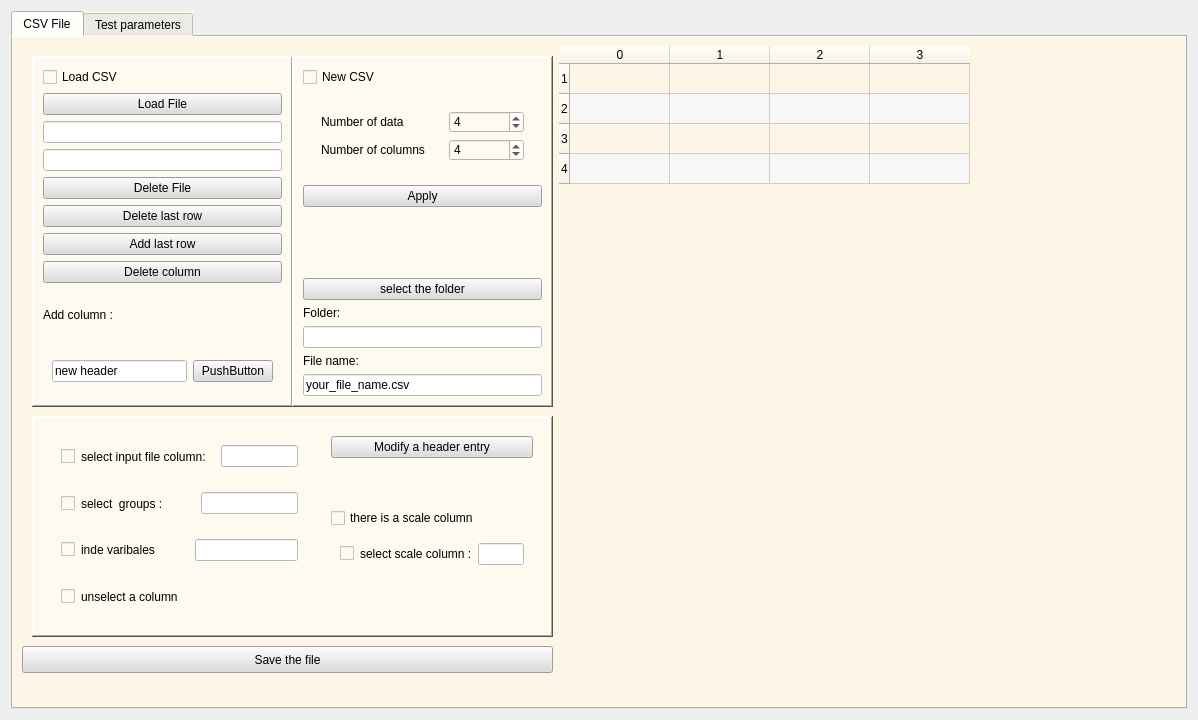
This is Applications/shapeAnalysisMANCOVA_Wizard/shapeAnalysisMANCOVA_Wizard.ui in NIRALUser/SPHARM-PDM as Qt 5 draws it before an edit. The edited form follows.
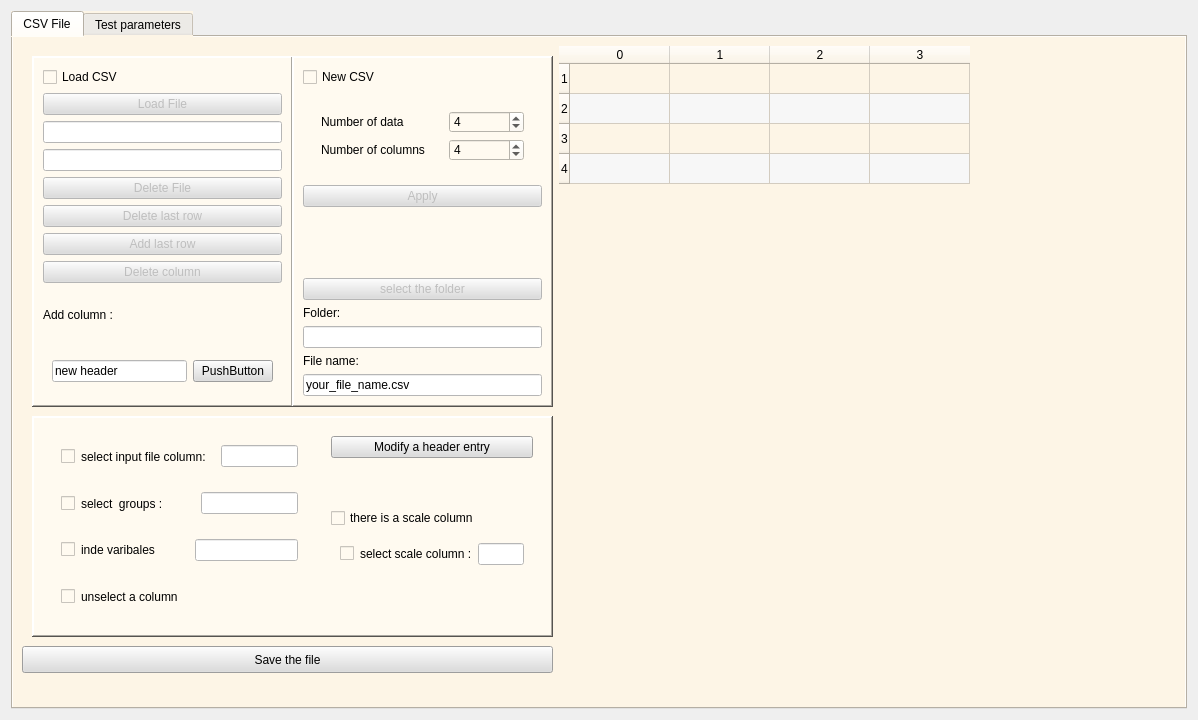
This is the edited form.

Commit message: ENH : shapeAnalysisMANCOVA_Wizzard : enable some push button at the begining thus people have to select a checkbox (new or load)

What changed in the file:
```diff
--- a/Applications/shapeAnalysisMANCOVA_Wizard/shapeAnalysisMANCOVA_Wizard.ui
+++ b/Applications/shapeAnalysisMANCOVA_Wizard/shapeAnalysisMANCOVA_Wizard.ui
@@ -81,6 +81,9 @@
                  </item>
                  <item>
                   <widget class="QPushButton" name="pushButton_load">
+                   <property name="enabled">
+                    <bool>false</bool>
+                   </property>
                    <property name="styleSheet">
                     <string notr="true">background-color: rgb(220, 220, 220);</string>
                    </property>
@@ -105,6 +108,9 @@
                  </item>
                  <item>
                   <widget class="QPushButton" name="pushButton_path">
+                   <property name="enabled">
+                    <bool>false</bool>
+                   </property>
                    <property name="styleSheet">
                     <string notr="true">background-color: rgb(220, 220, 220);</string>
                    </property>
@@ -115,6 +121,9 @@
                  </item>
                  <item>
                   <widget class="QPushButton" name="pushButton_Drow">
+                   <property name="enabled">
+                    <bool>false</bool>
+                   </property>
                    <property name="styleSheet">
                     <string notr="true">background-color: rgb(220, 220, 220);</string>
                    </property>
@@ -125,6 +134,9 @@
                  </item>
                  <item>
                   <widget class="QPushButton" name="pushButton_Arow">
+                   <property name="enabled">
+                    <bool>false</bool>
+                   </property>
                    <property name="styleSheet">
                     <string notr="true">background-color: rgb(220, 220, 220);</string>
                    </property>
@@ -135,6 +147,9 @@
                  </item>
                  <item>
                   <widget class="QPushButton" name="pushButton_Dcol">
+                   <property name="enabled">
+                    <bool>false</bool>
+                   </property>
                    <property name="styleSheet">
                     <string notr="true">background-color: rgb(220, 220, 220);</string>
                    </property>
@@ -282,6 +297,9 @@
                  </item>
                  <item>
                   <widget class="QPushButton" name="pushButton_para">
+                   <property name="enabled">
+                    <bool>false</bool>
+                   </property>
                    <property name="styleSheet">
                     <string notr="true">background-color: rgb(220, 220, 220);</string>
                    </property>
@@ -308,6 +326,9 @@
                  </item>
                  <item>
                   <widget class="QPushButton" name="pushButton_folder">
+                   <property name="enabled">
+                    <bool>false</bool>
+                   </property>
                    <property name="styleSheet">
                     <string notr="true">background-color: rgb(220, 220, 220);</string>
                    </property>
```
Left out of the diff: 2 changed lines with no effect on the pictures. The commit also changes 1 other file.
